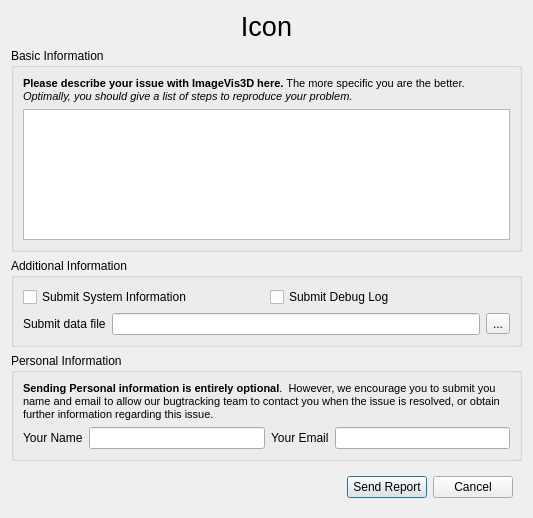
Above: ImageVis3D/UI/UI/BugRepDlg.ui from SCIInstitute/ImageVis3D before the change. Below: the same form after it.
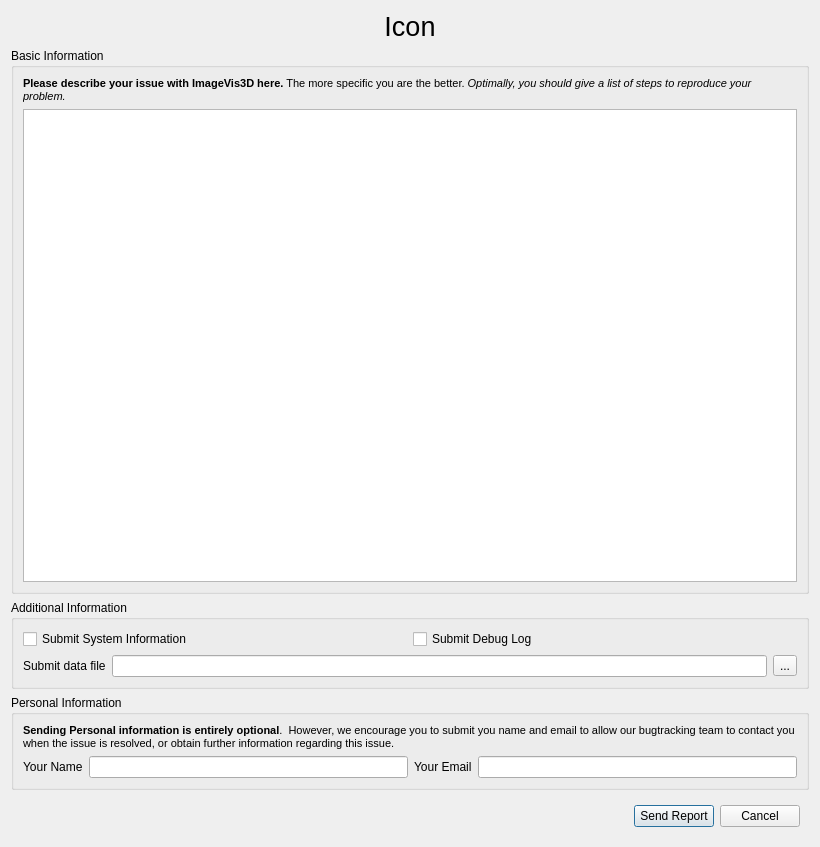
That is the form after the change.

```diff
--- a/ImageVis3D/UI/UI/BugRepDlg.ui
+++ b/ImageVis3D/UI/UI/BugRepDlg.ui
@@ -8,8 +8,8 @@
    <rect>
     <x>0</x>
     <y>0</y>
-    <width>533</width>
-    <height>518</height>
+    <width>820</width>
+    <height>847</height>
    </rect>
   </property>
   <property name="windowTitle" >
```
